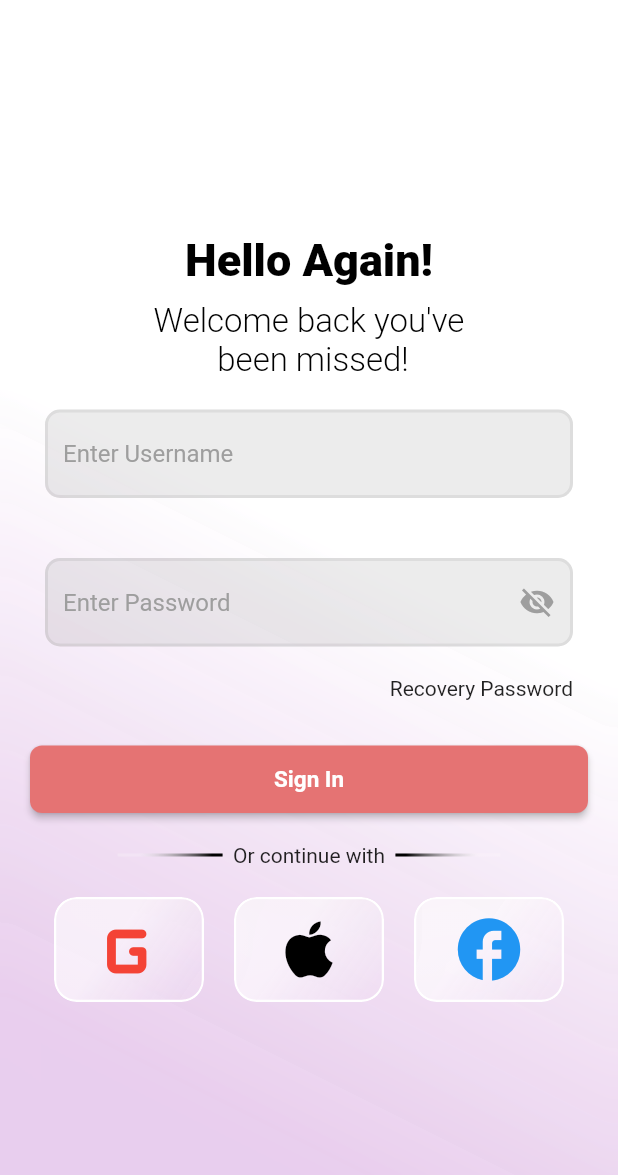
After one commit to retro-dane/login, a Flutter app: the screen it shows after launch, after a tap on "Sign In", on a phone screen of 412 x 824 dp. The commit adds this screen. Shown: the top 1175 px of the screen. Run offline on Flutter 3.47's test engine with Material 2 defaults, Android fonts, the phone set to English and light mode, and no system bars.

Commit message:
Pages UI Completed

```diff
--- a/lib/main.dart
+++ b/lib/main.dart
@@ -1,5 +1,6 @@
 import 'package:flutter/material.dart';
 import 'package:login/screens/intro_page.dart';
+import 'package:login/screens/sign_in.dart';
 
 void main() {
   runApp(const MyApp());
--- a/lib/screens/intro_page.dart
+++ b/lib/screens/intro_page.dart
@@ -1,6 +1,7 @@
 import 'dart:ui';
 
 import 'package:flutter/material.dart';
+import 'package:login/screens/sign_in.dart';
 import 'package:login/widgets/register_signup_button.dart';
 
 class Intro extends StatelessWidget {
@@ -17,12 +18,12 @@ class Intro extends StatelessWidget {
             0.2,
             0.9
           ], colors: [
-            Colors.white.withOpacity(0.8),
-            Colors.purple.withOpacity(0.7)
+            Colors.white.withOpacity(0.7),
+            Colors.purple.withOpacity(0.5)
           ])
       ),
       child: Scaffold(
-        backgroundColor: Colors.white.withOpacity(0.85),
+        backgroundColor: Colors.white.withOpacity(0.6),
         body: Column(
           children: [
             Center(
@@ -66,12 +67,30 @@ class Intro extends StatelessWidget {
                 decoration: TextDecoration.none,
               ),
             ),
-            const SizedBox(height:40),
+            const SizedBox(height:80),
             Row(
               mainAxisAlignment: MainAxisAlignment.center,
-              children: const [
-                RegisterSignIn(color: Colors.white,title:"Register",),
-                RegisterSignIn(color: Colors.transparent,title:"Sign In"),
+              children:  [
+                 RegisterSignIn(
+                  color: Colors.white,
+                  title:"Register",
+                  onpressed: (){
+                    Navigator.push(
+                      context,
+                      MaterialPageRoute(builder: (context) => const SignInPage()),
+                    );
+                  },
+                ),
+                RegisterSignIn(
+                  color: Colors.transparent,
+                  title:"Sign In",
+                  onpressed: (){
+                    Navigator.push(
+                      context,
+                      MaterialPageRoute(builder: (context) => const SignInPage()),
+                    );
+                  },
+                ),
               ],
             ),
           ],
--- /dev/null
+++ b/lib/screens/sign_in.dart
@@ -0,0 +1,163 @@
+import 'dart:ui';
+
+import 'package:flutter/material.dart';
+import 'package:login/widgets/alt_login.dart';
+import 'package:login/widgets/input_fields.dart';
+
+class SignInPage extends StatelessWidget {
+  const SignInPage({Key? key}) : super(key: key);
+
+  @override
+  Widget build(BuildContext context) {
+    return Container(
+      decoration:  BoxDecoration(
+          gradient: LinearGradient(
+              begin: Alignment.centerRight,
+              end: Alignment.bottomCenter,
+              stops: const [
+                0.1,
+                0.9
+              ], colors: [
+            Colors.white.withOpacity(0.8),
+            Colors.purple.withOpacity(0.7)
+          ])
+      ),
+      child: Scaffold(
+        resizeToAvoidBottomInset: true,
+        backgroundColor: Colors.white.withOpacity(0.7),
+        body: BackdropFilter(
+          filter: ImageFilter.blur(sigmaY: 10,sigmaX: 10),
+          child: Column(
+            mainAxisAlignment: MainAxisAlignment.center,
+            children:   [
+              const Text("Hello Again!",
+              textAlign: TextAlign.center,
+              style: TextStyle(
+                color: Colors.black,
+                fontSize: 30,
+                fontWeight: FontWeight.w800
+              ),),
+              const SizedBox(height: 10,),
+              const Text("Welcome back you've\n been missed!",
+              textAlign: TextAlign.center,
+              softWrap: true,
+              maxLines: 2,
+              style: TextStyle(
+                color: Colors.black,
+                fontSize: 22,
+                fontWeight: FontWeight.w300
+              ),),
+              const InputFields(hint: "Enter Username",),
+              InputFields(
+                hint: "Enter Password",
+                endicon: IconButton(
+                    onPressed: (){},
+                    icon: const Icon(Icons.visibility_off,color: Colors.grey,)),),
+              const Align(
+                alignment: Alignment.centerRight,
+                child: Padding(
+                  padding: EdgeInsets.only(right: 30.0,bottom: 30),
+                  child: Text(
+                    "Recovery Password",
+                    textAlign: TextAlign.right,
+                  ),
+                ),
+              ),
+              Container(
+                padding: const EdgeInsets.symmetric(horizontal: 20),
+                width: double.infinity,
+                height: 45,
+                child: MaterialButton(
+                    onPressed: (){},
+                  color: Colors.red[300],
+                  shape: RoundedRectangleBorder(
+                    borderRadius: BorderRadius.circular(8)
+                  ),
+                  child: const Text(
+                      "Sign In",
+                    style:TextStyle(
+                      color: Colors.white,
+                      fontWeight: FontWeight.w700,
+                      fontSize: 15
+                    ) ,),
+                ),
+              ),
+              const SizedBox(
+                height: 20,
+              ),
+              FittedBox(
+                child: Row(
+                  mainAxisAlignment: MainAxisAlignment.center,
+                  children: [
+                    Container(
+                      width: 70,
+                      height: 2,
+                      decoration:  BoxDecoration(
+                        gradient: LinearGradient(
+                            begin: Alignment.centerLeft,
+                            end: Alignment.centerRight,
+                            stops: const [
+                              0.2,
+                              0.9
+                            ], colors: [
+                          Colors.white.withOpacity(0.2),
+                          Colors.black,
+                        ])
+                    ),
+                    ),
+                    const Text("  Or continue with  "),
+                    Container(
+                      width: 70,
+                      height: 2,
+                      decoration:  BoxDecoration(
+                        gradient: LinearGradient(
+                            begin: Alignment.centerRight,
+                            end: Alignment.centerLeft,
+                            stops: const [
+                              0.2,
+                              0.9
+                            ], colors: [
+                          Colors.white.withOpacity(0.2),
+                          Colors.black,
+                        ])
+                    ),
+                    )
+                  ],
+                ),
+              ),
+              const SizedBox(height: 20),
+              FittedBox(
+                child: Padding(
+                  padding: const EdgeInsets.symmetric(horizontal:25 ),
+                  child: Row(
+                    mainAxisAlignment: MainAxisAlignment.center,
+                    children: const [
+                      AltLogin(whichIcon: Icon(
+                        Icons.g_mobiledata_rounded,
+                        color: Colors.red,
+                        size: 70,
+                      )),
+                      SizedBox(width: 20,),
+                      AltLogin(whichIcon: Icon(
+                        Icons.apple,
+                        color: Colors.black,
+                        size: 50,
+                      )),
+                      SizedBox(width: 20,),
+                      AltLogin(whichIcon: Icon(
+                        Icons.facebook_sharp,
+                        color: Colors.blue,
+                        size: 50,
+                      )),
+                    ],
+                  ),
+                ),
+              )
+
+            ],
+          ),
+        ),
+      ),
+    );
+  }
+}
--- /dev/null
+++ b/lib/widgets/alt_login.dart
@@ -0,0 +1,41 @@
+import 'dart:ui';
+
+import 'package:flutter/material.dart';
+
+class AltLogin extends StatelessWidget {
+  const AltLogin({
+    Key? key,
+    required this.whichIcon
+      }) : super(key: key);
+  final Icon whichIcon;
+
+  @override
+  Widget build(BuildContext context) {
+    return ClipRRect(
+      borderRadius: BorderRadius.circular(15),
+      child: BackdropFilter(
+        filter: ImageFilter.blur(sigmaX: 30,sigmaY: 30),
+        child: Container(
+          height: 70,
+          width: 100,
+          decoration: BoxDecoration(
+              gradient: const LinearGradient(
+                  begin: Alignment.topLeft,
+                  end: Alignment.bottomRight,
+                  stops: [
+                    0.4,
+                    0.9
+                  ], colors: [
+                Colors.white60,
+                Colors.white10
+              ]),
+            borderRadius: BorderRadius.circular(15),
+            border: Border.all(width: 1.5,color: Colors.white)
+          ),
+          child:whichIcon,
+        ),
+      ),
+
+    );
+  }
+}
--- /dev/null
+++ b/lib/widgets/input_fields.dart
@@ -0,0 +1,34 @@
+import 'package:flutter/material.dart';
+
+class InputFields extends StatelessWidget {
+  const InputFields({Key? key, required this.hint, this.endicon}) : super(key: key);
+  final String hint;
+  final Widget? endicon;
+
+  @override
+  Widget build(BuildContext context) {
+    return Container(
+        padding: const EdgeInsets.symmetric(horizontal: 30,vertical: 20),
+        child: TextFormField(
+          decoration: InputDecoration(
+              filled: true,
+              fillColor: Colors.grey.withOpacity(0.2),
+              hintText:hint ,
+              hintStyle: const TextStyle(
+                  color: Colors.grey
+              ),
+              border: InputBorder.none,
+              enabledBorder: OutlineInputBorder(
+                  borderSide: BorderSide(width:2,color:Colors.grey.withOpacity(0.2),),
+                  borderRadius: BorderRadius.circular(10)
+              ),
+            focusedBorder: OutlineInputBorder(
+                  borderSide: BorderSide(width:2,color:Colors.grey.withOpacity(0.2),),
+                  borderRadius: BorderRadius.circular(10)
+              ),
+              suffixIcon: endicon,
+          ),
+        ),
+      );
+  }
+}
--- a/lib/widgets/register_signup_button.dart
+++ b/lib/widgets/register_signup_button.dart
@@ -20,7 +20,7 @@ class RegisterSignIn extends StatelessWidget {
         height: 50,
         decoration: BoxDecoration(
           color: color,
-          border: Border.all(width:3,color: Colors.white),
+          border: Border.all(width:2,color: Colors.white),
         ),
         child:  Center(
           child: Text(
```
Also changed, not shown: 1 other file.
